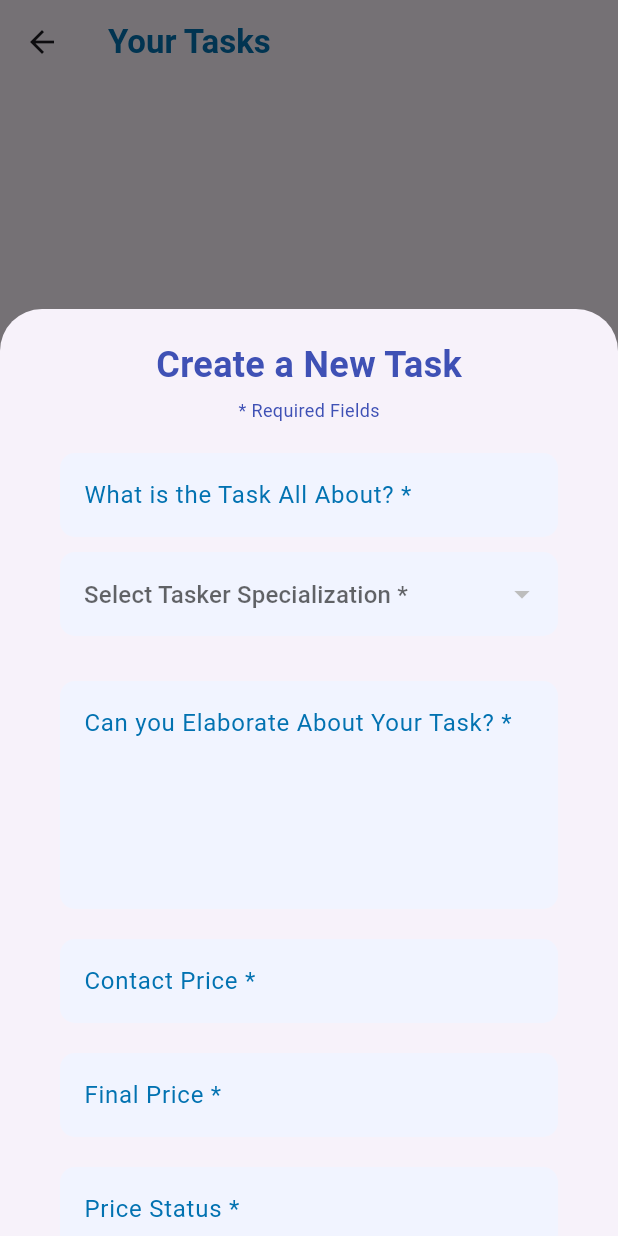
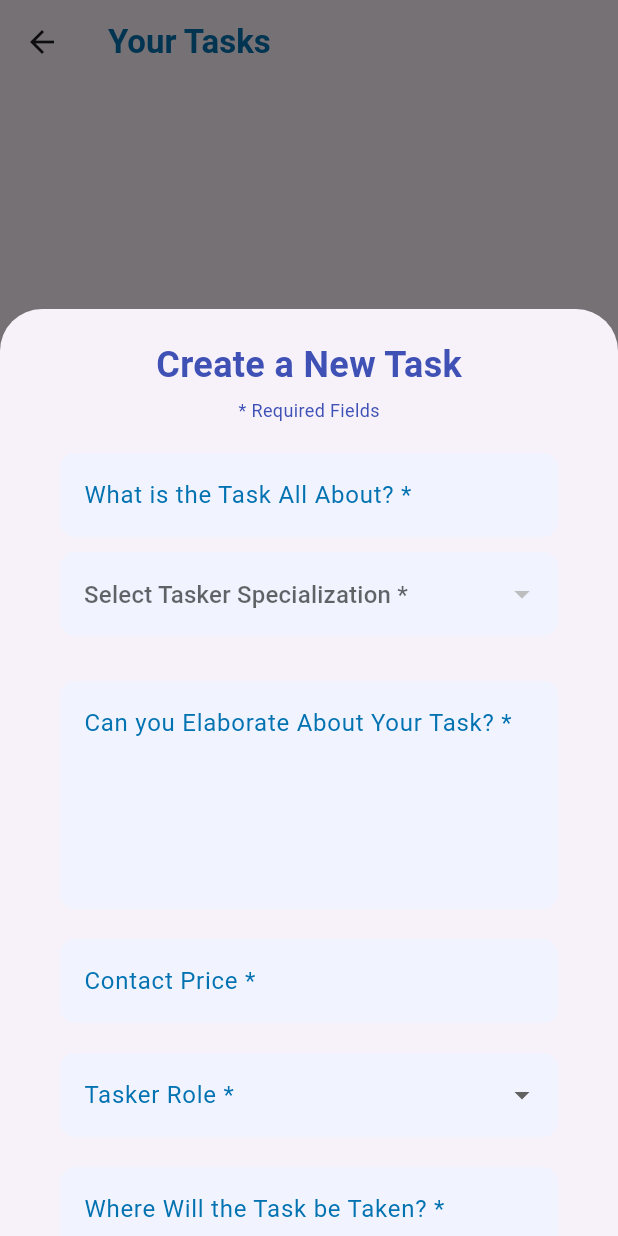
Before and after one commit to Quanby-OJT/Nearby-task-frontend, a Flutter app: the JobPostPage screen opened directly, after a tap on "Had a New Task in Mind?", on a phone screen of 412 x 824 dp. Run offline on Flutter 3.47's test engine with Material 3 defaults, Android fonts, the phone set to English and light mode, and no system bars; our stand-ins replace app_links, dropdown_search, file_picker, flip_card, flutter_card_swiper, get and 7 more; accounts and stored records are empty.

Commit message:
Some Corrected DT

```diff
--- a/flutter_fe/lib/controller/task_controller.dart
+++ b/flutter_fe/lib/controller/task_controller.dart
@@ -23,14 +23,10 @@ class TaskController {
   final jobTaskBeginDateController = TextEditingController();
   final contactpriceController = TextEditingController();
 
-  final finalPriceController = TextEditingController();
-  final priceStatusController = TextEditingController();
-  final taskerRoleController = TextEditingController();
-
   final storage = GetStorage();
 
-  Future<Map<String, dynamic>> postJob(
-      String? specialization, bool urgency, String? period) async {
+  Future<Map<String, dynamic>> postJob(String? specialization, bool urgency,
+      String? period, String? taskerRole) async {
     try {
       int userId = storage.read('user_id');
       print('Submitting data...'); // Debug print
@@ -47,9 +43,7 @@ class TaskController {
         contactPrice: double.tryParse(contactPriceController.text.trim()),
         remarks: jobRemarksController.text.trim(),
         taskBeginDate: jobTaskBeginDateController.text.trim(),
-        finalPrice: double.tryParse(finalPriceController.text.trim()),
-        priceStatus: priceStatusController.text.trim(),
-        taskerRole: taskerRoleController.text.trim(),
+        taskerRole: taskerRole,
       );
 
       print('Task data: ${task.toJson()}'); // Debug print
@@ -127,8 +121,6 @@ class TaskController {
           contactPrice: null,
           remarks: null,
           taskBeginDate: null,
-          finalPrice: null,
-          priceStatus: null,
           taskerRole: null,
           id: taskId,
         );
--- a/flutter_fe/lib/model/task_model.dart
+++ b/flutter_fe/lib/model/task_model.dart
@@ -12,8 +12,6 @@ class TaskModel {
   final double? contactPrice;
   final String? remarks;
   final String? taskBeginDate;
-  final double? finalPrice;
-  final String? priceStatus;
   final String? taskerRole;
 
   TaskModel(
@@ -30,8 +28,6 @@ class TaskModel {
       this.contactPrice,
       this.remarks,
       this.taskBeginDate,
-      this.finalPrice,
-      this.priceStatus,
       this.taskerRole});
 
   // Convert to JSON
@@ -51,8 +47,6 @@ class TaskModel {
       "task_begin_date": taskBeginDate,
       "id": id,
       "status": status,
-      "final_price": finalPrice,
-      "price_status": priceStatus,
       "tasker_role": taskerRole,
     };
   }
@@ -73,8 +67,6 @@ class TaskModel {
       remarks: json['remarks'] as String?,
       taskBeginDate: json['task_begin_date'] as String?,
       status: json['status'] as String?,
-      finalPrice: (json['final_price'] as num).toDouble(),
-      priceStatus: json['price_status'] as String?,
       taskerRole: json['tasker_role'] as String?,
     );
   }
--- a/flutter_fe/lib/view/business_acc/job_post_page.dart
+++ b/flutter_fe/lib/view/business_acc/job_post_page.dart
@@ -19,13 +19,14 @@ class _JobPostPageState extends State<JobPostPage> {
   final JobPostService jobPostService = JobPostService();
   String? _message;
   bool _isSuccess = false;
-  bool _isLoadingSpecializations = true; // Added loading state
-
+  bool _isLoadingSpecializations = true;
   String? selectedTimePeriod;
   String? selectedUrgency;
+  String? selectedTaskerRole;
   String? selectedSpecialization;
   List<String> items = ['Day/s', 'Week/s', 'Month/s', 'Year/s'];
   List<String> urgency = ['Non-Urgent', 'Urgent'];
+  List<String> taskerRoleOptions = ['Solo', 'Group'];
   List<String> specialization = [];
   List<TaskModel?> clientTasks = [];
   Map<String, String> _errors = {};
@@ -102,20 +103,8 @@ class _JobPostPageState extends State<JobPostPage> {
             'Contract Price must be a valid positive number';
       }
 
-      String finalPrice = controller.finalPriceController.text.trim();
-      if (finalPrice.isEmpty) {
-        _errors['final_price'] = 'Indicate the Final Price';
-      } else if (double.tryParse(finalPrice) == null ||
-          double.parse(finalPrice) <= 0) {
-        _errors['final_price'] = 'Final Price must be a valid positive number';
-      }
-
-      if (controller.priceStatusController.text.trim().isEmpty) {
-        _errors['price_status'] = 'Indicate the Price Status';
-      }
-
-      if (controller.taskerRoleController.text.trim().isEmpty) {
-        _errors['tasker_role'] = 'Indicate the Tasker Role';
+      if (selectedTaskerRole == null) {
+        _errors['tasker_role'] = 'Please select a Tasker Role';
       }
 
       if (controller.jobLocationController.text.trim().isEmpty) {
@@ -350,21 +339,13 @@ class _JobPostPageState extends State<JobPostPage> {
                   Padding(
                     padding:
                         const EdgeInsets.only(left: 40, right: 40, top: 20),
-                    child: TextFormField(
-                      maxLines: 1, // Single line for numbers
-                      cursorColor: Color(0xFF0272B1),
-                      controller: controller.finalPriceController,
-                      keyboardType: TextInputType.number,
-                      inputFormatters: [
-                        FilteringTextInputFormatter.digitsOnly
-                      ], // Restricts to numbers only
+                    child: DropdownButtonFormField<String>(
+                      value: selectedTaskerRole,
                       decoration: InputDecoration(
-                          label: Text('Final Price *'),
+                        label: Text('Tasker Role *'),
                         labelStyle: TextStyle(color: Color(0xFF0272B1)),
                         filled: true,
                         fillColor: Color(0xFFF1F4FF),
-                          hintText: 'Enter price...',
-                          hintStyle: TextStyle(color: Colors.grey),
                         enabledBorder: OutlineInputBorder(
                           borderSide:
                               BorderSide(color: Colors.transparent, width: 0),
@@ -375,55 +356,19 @@ class _JobPostPageState extends State<JobPostPage> {
                           borderSide:
                               BorderSide(color: Color(0xFF0272B1), width: 2),
                         ),
-                          errorText: _errors['final_price']),
+                        errorText: _errors['tasker_role'],
                       ),
-                  ),
-                  Padding(
-                    padding:
-                        const EdgeInsets.only(left: 40, right: 40, top: 20),
-                    child: TextField(
-                      cursorColor: Color(0xFF0272B1),
-                      controller: controller.priceStatusController,
-                      decoration: InputDecoration(
-                          label: Text('Price Status *'),
-                          labelStyle: TextStyle(color: Color(0xFF0272B1)),
-                          filled: true,
-                          fillColor: Color(0xFFF1F4FF),
-                          hintText: 'Price Status *',
-                          hintStyle: TextStyle(color: Colors.grey),
-                          enabledBorder: OutlineInputBorder(
-                              borderSide: BorderSide(
-                                  color: Colors.transparent, width: 0),
-                              borderRadius: BorderRadius.circular(10)),
-                          focusedBorder: OutlineInputBorder(
-                              borderRadius: BorderRadius.circular(10),
-                              borderSide: BorderSide(
-                                  color: Color(0xFF0272B1), width: 2)),
-                          errorText: _errors['price_status']),
-                    ),
-                  ),
-                  Padding(
-                    padding:
-                        const EdgeInsets.only(left: 40, right: 40, top: 20),
-                    child: TextField(
-                      cursorColor: Color(0xFF0272B1),
-                      controller: controller.taskerRoleController,
-                      decoration: InputDecoration(
-                          label: Text('Tasker Role *'),
-                          labelStyle: TextStyle(color: Color(0xFF0272B1)),
-                          filled: true,
-                          fillColor: Color(0xFFF1F4FF),
-                          hintText: 'Tasker Role *',
-                          hintStyle: TextStyle(color: Colors.grey),
-                          enabledBorder: OutlineInputBorder(
-                              borderSide: BorderSide(
-                                  color: Colors.transparent, width: 0),
-                              borderRadius: BorderRadius.circular(10)),
-                          focusedBorder: OutlineInputBorder(
-                              borderRadius: BorderRadius.circular(10),
-                              borderSide: BorderSide(
-                                  color: Color(0xFF0272B1), width: 2)),
-                          errorText: _errors['tasker_role']),
+                      items: taskerRoleOptions.map((String role) {
+                        return DropdownMenuItem<String>(
+                          value: role,
+                          child: Text(role),
+                        );
+                      }).toList(),
+                      onChanged: (newValue) {
+                        setState(() {
+                          selectedTaskerRole = newValue;
+                        });
+                      },
                     ),
                   ),
                   Padding(
@@ -687,12 +632,17 @@ class _JobPostPageState extends State<JobPostPage> {
       _isSuccess = false;
     });
 
+    String taskerRole = "Solo";
+    if (selectedTaskerRole == "Solo") {
+      taskerRole = "Solo";
+    } else if (selectedTaskerRole == "Group") taskerRole = "Group";
+
     bool urgent = false;
     if (selectedUrgency == "Urgent") {
       urgent = true;
     } else if (selectedUrgency == "Non-Urgent") urgent = false;
     final result = await controller.postJob(
-        selectedSpecialization, urgent, selectedTimePeriod);
+        selectedSpecialization, urgent, selectedTimePeriod, taskerRole);
     debugPrint(result.toString());
 
     if (result['success']) {
```
Lines whose indentation alone changed are shown as unchanged.
